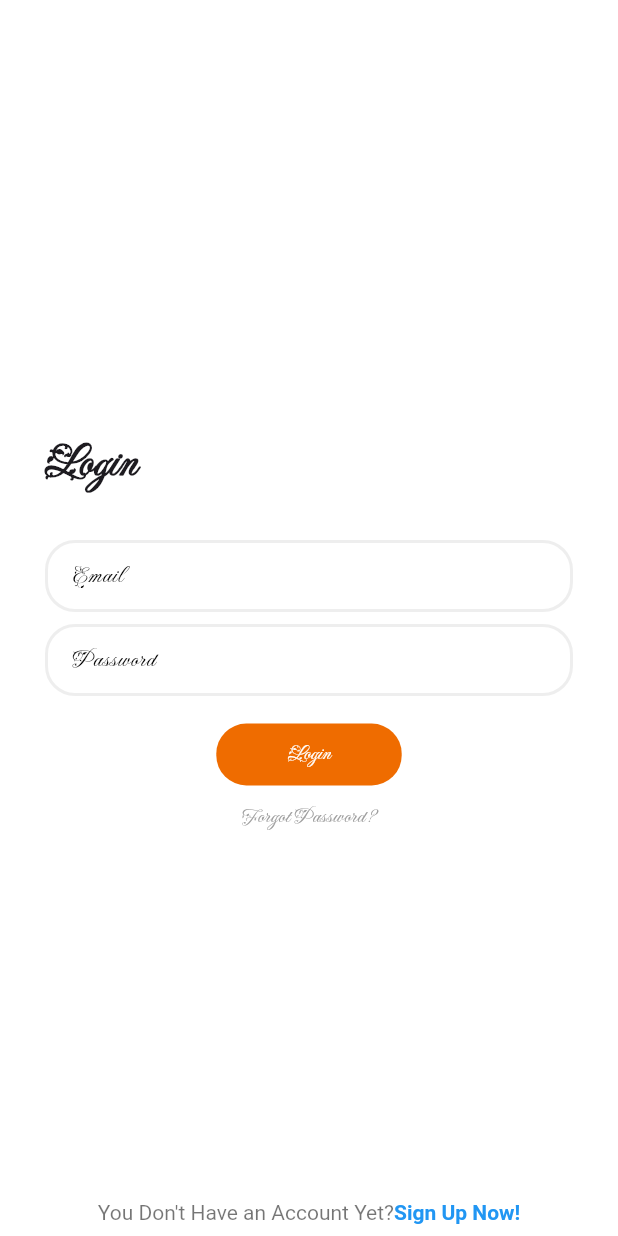
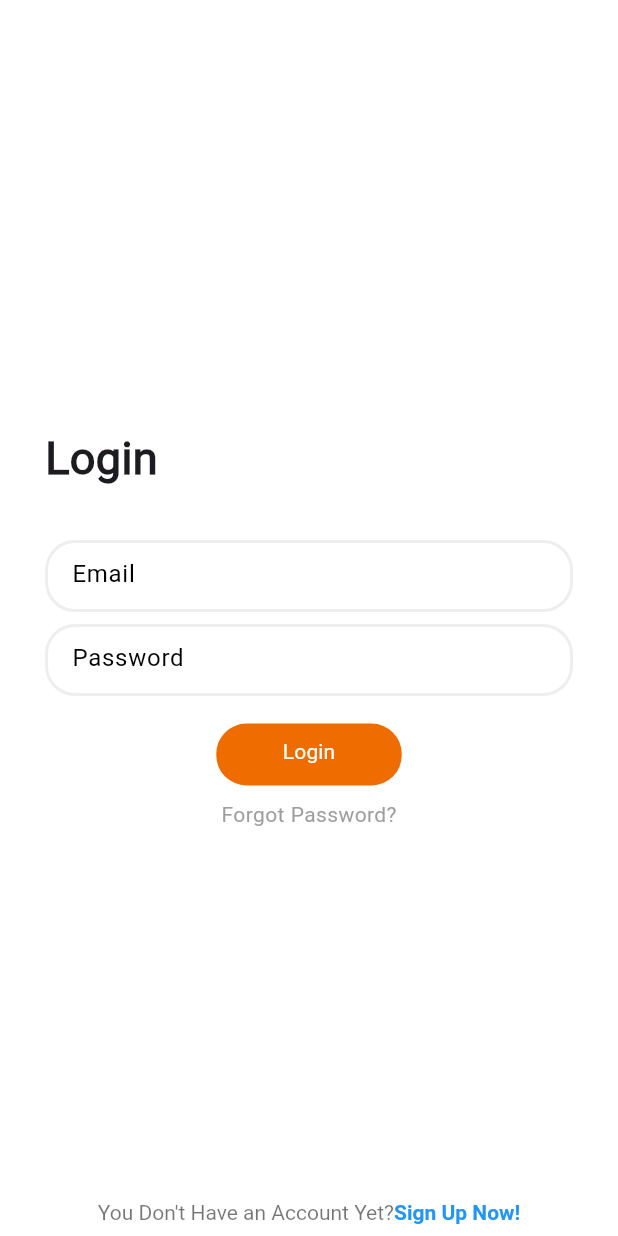
Before and after one commit to AliOshriyeh/RecipeBook, a Flutter app: the screen it shows after launch, on a phone screen of 412 x 824 dp. Run offline on Flutter 3.47's test engine with Material 3 defaults, Android fonts, the light colour scheme and no system bars; our stand-ins replace another_flutter_splash_screen, bloc, cached_network_image, carousel_slider, connectivity_plus, dropdown_search and 15 more; missing offline and left inert: dart:ffi; accounts and stored records are empty; generated files the repository leaves out were written again.

Commit message:
Daily Update 11042024
Created a new class for aligning based on locale of the app

```diff
--- a/lib/presentation/themes/light_theme.dart
+++ b/lib/presentation/themes/light_theme.dart
@@ -1,10 +1,9 @@
 import 'package:flutter/material.dart';
-import 'package:test/utils/resources/locale_provider.dart';
 
-Locale appLang = LocaleProvider().locale;
+// Locale appLang = LocaleProvider().locale;
 // Locale deviceLang = PlatformDispatcher.instance.locale;
 // String deviceLang = Platform.localeName.substring(0, 2);
-bool right2left = (appLang == const Locale('fa') || appLang == const Locale('ar')) ? true : false;
+bool right2left = true; // (appLang == const Locale('fa') || appLang == const Locale('ar')) ? true : false;
 
 ThemeData lightTheme = ThemeData(
     textTheme: ThemeData.light().textTheme.apply(fontFamily: right2left ? 'Vazirmatn' : 'FleurDeLeah'),
@@ -20,7 +19,7 @@
       elevation: 0,
       backgroundColor: Colors.orange.shade800,
       iconTheme: const IconThemeData(color: Colors.white),
-      titleTextStyle: const TextStyle(color: Colors.white, fontSize: 20, fontWeight: FontWeight.w700),
+      titleTextStyle: TextStyle(color: Colors.white, fontSize: 20, fontWeight: FontWeight.w700, fontFamily: right2left ? 'Vazirmatn' : 'FleurDeLeah'),
     ),
     colorScheme: ColorScheme.light(
       outline: Colors.amberAccent.shade700,
--- a/lib/presentation/views/home_screen.dart
+++ b/lib/presentation/views/home_screen.dart
@@ -6,7 +6,6 @@
 import 'package:carousel_slider/carousel_slider.dart';
 import 'package:font_awesome_flutter/font_awesome_flutter.dart';
 import 'package:full_screen_image/full_screen_image.dart';
-import 'package:test/presentation/themes/light_theme.dart';
 import 'package:test/presentation/widgets/hamburger_menu.dart';
 import 'package:test/logic/cubit/4OnlineShowcase/online_showcase_cubit.dart';
 
@@ -15,7 +14,7 @@
 
   @override
   Widget build(BuildContext context) {
-    print("LOCALE THEME: ${appLang}");
+    //FIXME - DeleteThis print("LOCALE THEME: ${appLang}");
     return Scaffold(
         resizeToAvoidBottomInset: false,
         appBar: AppBar(title: Text(AppLocalizations.of(context)!.apptitle)), //const Text("The Recipe Bloc"),
--- a/lib/presentation/views/login_screen.dart
+++ b/lib/presentation/views/login_screen.dart
@@ -4,11 +4,13 @@
 import 'package:flutter/gestures.dart';
 import 'package:flutter_bloc/flutter_bloc.dart';
 import 'package:flutter_gen/gen_l10n/app_localization.dart';
+import 'package:test/presentation/widgets/localed_align.dart';
 
 import 'package:test/utils/constants/enums.dart';
 import 'package:test/utils/constants/globals.dart';
 import 'package:test/presentation/router/app_router.dart';
 import 'package:test/logic/bloc/6Authentication/authentication_bloc.dart';
+import 'package:test/utils/resources/locale_provider.dart';
 
 class LoginScreen extends StatefulWidget {
   const LoginScreen({super.key});
@@ -70,10 +72,10 @@
                     padding: const EdgeInsets.symmetric(horizontal: 30, vertical: 20),
                     child: Column(mainAxisAlignment: MainAxisAlignment.center, crossAxisAlignment: CrossAxisAlignment.center, children: [
                       const SizedBox(height: 50),
-                      Align(
-                        alignment: Alignment.centerLeft,
-                        child: Text(AppLocalizations.of(context)!.login, style: const TextStyle(fontWeight: FontWeight.bold, fontSize: 30)),
-                        //FIXME - Delete If not needed     //  GoogleFonts.mPlusRounded1c(textStyle: const TextStyle(fontWeight: FontWeight.bold, fontSize: 30))
+                      AlignLocaleBase(
+                        context: context,
+                        chicho: Text(AppLocalizations.of(context)!.login, style: const TextStyle(fontWeight: FontWeight.bold, fontSize: 30)),
+                        //FIXME - Delete If not needed     //GoogleFonts.mPlusRounded1c(textStyle: const TextStyle(fontWeight: FontWeight.bold, fontSize: 30))
                       ),
                       const SizedBox(height: 30),
                       //Assign Email
--- /dev/null
+++ b/lib/presentation/widgets/localed_align.dart
@@ -0,0 +1,27 @@
+import 'package:flutter/material.dart';
+import 'package:flutter_gen/gen_l10n/app_localization.dart';
+
+class AlignLocaleBase extends StatelessWidget {
+  final Widget chicho;
+  final BuildContext context;
+  AlignLocaleBase({super.key, required this.context, required this.chicho});
+
+  @override
+  Widget build(BuildContext context) {
+    String direction = AppLocalizations.of(context)!.language;
+    Widget RTLWidget = Align(alignment: Alignment.centerRight, child: chicho);
+    Widget LTRWidget = Align(alignment: Alignment.centerLeft, child: chicho);
+    switch (direction) {
+      case "عربي":
+        return RTLWidget;
+      case "English":
+        return LTRWidget;
+      case "فارسی":
+        return RTLWidget;
+      case "Français":
+        return LTRWidget;
+      default:
+        return Align(alignment: Alignment.center, child: chicho);
+    }
+  }
+}
```
Also changed, not shown: lib/utils/resources/locale_provider.dart (+14 -5 lines), 2 other files.
